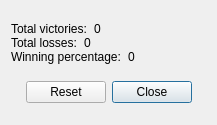
Above: stats.ui from fflvm1/Qlackjack before the change. Below: the same form after it.
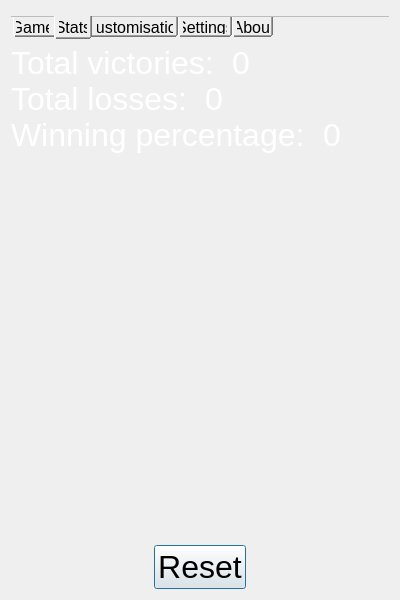
That is the form after the change.

The edit to the form file:
```diff
--- a/stats.ui
+++ b/stats.ui
@@ -6,14 +6,64 @@
    <rect>
     <x>0</x>
     <y>0</y>
-    <width>217</width>
-    <height>125</height>
+    <width>400</width>
+    <height>600</height>
    </rect>
   </property>
   <property name="windowTitle">
    <string>Stats</string>
   </property>
   <layout class="QVBoxLayout" name="verticalLayout_2">
+   <item>
+    <widget class="QTabWidget" name="tabWidget">
+     <property name="sizePolicy">
+      <sizepolicy hsizetype="Expanding" vsizetype="Fixed">
+       <horstretch>0</horstretch>
+       <verstretch>0</verstretch>
+      </sizepolicy>
+     </property>
+     <property name="styleSheet">
+      <string notr="true">QTabBar::tab {
+	font-size: 16px;
+	padding: 5px;
+}</string>
+     </property>
+     <property name="tabPosition">
+      <enum>QTabWidget::TabPosition::South</enum>
+     </property>
+     <property name="currentIndex">
+      <number>1</number>
+     </property>
+     <property name="documentMode">
+      <bool>true</bool>
+     </property>
+     <widget class="QWidget" name="tab">
+      <attribute name="title">
+       <string>Game</string>
+      </attribute>
+     </widget>
+     <widget class="QWidget" name="tab_2">
+      <attribute name="title">
+       <string>Stats</string>
+      </attribute>
+     </widget>
+     <widget class="QWidget" name="tab_3">
+      <attribute name="title">
+       <string>Customisation</string>
+      </attribute>
+     </widget>
+     <widget class="QWidget" name="tab_4">
+      <attribute name="title">
+       <string>Settings</string>
+      </attribute>
+     </widget>
+     <widget class="QWidget" name="tab_5">
+      <attribute name="title">
+       <string>About</string>
+      </attribute>
+     </widget>
+    </widget>
+   </item>
    <item>
     <layout class="QVBoxLayout" name="verticalLayout" stretch="0,0,0">
      <property name="spacing">
@@ -35,6 +85,14 @@
            <verstretch>0</verstretch>
           </sizepolicy>
          </property>
+         <property name="font">
+          <font>
+           <pointsize>24</pointsize>
+          </font>
+         </property>
+         <property name="styleSheet">
+          <string notr="true">color: white;</string>
+         </property>
          <property name="text">
           <string>Total victories:  </string>
          </property>
@@ -48,6 +106,14 @@
            <verstretch>0</verstretch>
           </sizepolicy>
          </property>
+         <property name="font">
+          <font>
+           <pointsize>24</pointsize>
+          </font>
+         </property>
+         <property name="styleSheet">
+          <string notr="true">color: white;</string>
+         </property>
          <property name="text">
           <string>0</string>
          </property>
@@ -68,6 +134,14 @@
            <verstretch>0</verstretch>
           </sizepolicy>
          </property>
+         <property name="font">
+          <font>
+           <pointsize>24</pointsize>
+          </font>
+         </property>
+         <property name="styleSheet">
+          <string notr="true">color: white;</string>
+         </property>
          <property name="text">
           <string>Total losses:  </string>
          </property>
@@ -81,6 +155,14 @@
            <verstretch>0</verstretch>
           </sizepolicy>
          </property>
+         <property name="font">
+          <font>
+           <pointsize>24</pointsize>
+          </font>
+         </property>
+         <property name="styleSheet">
+          <string notr="true">color: white;</string>
+         </property>
          <property name="text">
           <string>0</string>
          </property>
@@ -101,6 +183,14 @@
            <verstretch>0</verstretch>
           </sizepolicy>
          </property>
+         <property name="font">
+          <font>
+           <pointsize>24</pointsize>
+          </font>
+         </property>
+         <property name="styleSheet">
+          <string notr="true">color: white;</string>
+         </property>
          <property name="text">
           <string>Winning percentage:  </string>
          </property>
@@ -114,6 +204,14 @@
            <verstretch>0</verstretch>
           </sizepolicy>
          </property>
+         <property name="font">
+          <font>
+           <pointsize>24</pointsize>
+          </font>
+         </property>
+         <property name="styleSheet">
+          <string notr="true">color: white;</string>
+         </property>
          <property name="text">
           <string>0</string>
          </property>
@@ -123,13 +221,34 @@
      </item>
     </layout>
    </item>
+   <item>
+    <spacer name="verticalSpacer">
+     <property name="orientation">
+      <enum>Qt::Orientation::Vertical</enum>
+     </property>
+     <property name="sizeType">
+      <enum>QSizePolicy::Policy::MinimumExpanding</enum>
+     </property>
+     <property name="sizeHint" stdset="0">
+      <size>
+       <width>20</width>
+       <height>40</height>
+      </size>
+     </property>
+    </spacer>
+   </item>
    <item>
     <widget class="QDialogButtonBox" name="buttonBox">
+     <property name="font">
+      <font>
+       <pointsize>24</pointsize>
+      </font>
+     </property>
      <property name="orientation">
       <enum>Qt::Orientation::Horizontal</enum>
      </property>
      <property name="standardButtons">
-      <set>QDialogButtonBox::StandardButton::Close|QDialogButtonBox::StandardButton::Reset</set>
+      <set>QDialogButtonBox::StandardButton::Reset</set>
      </property>
      <property name="centerButtons">
       <bool>true</bool>
```
